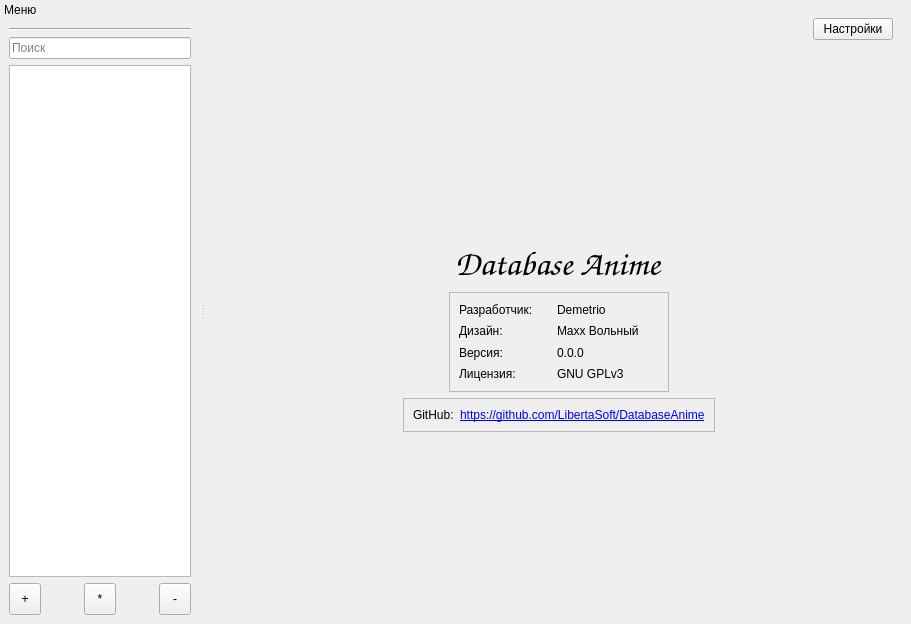
This is mainwindow.ui in LibertaSoft/DatabaseAnime as Qt 5 draws it before an edit. The edited form follows.
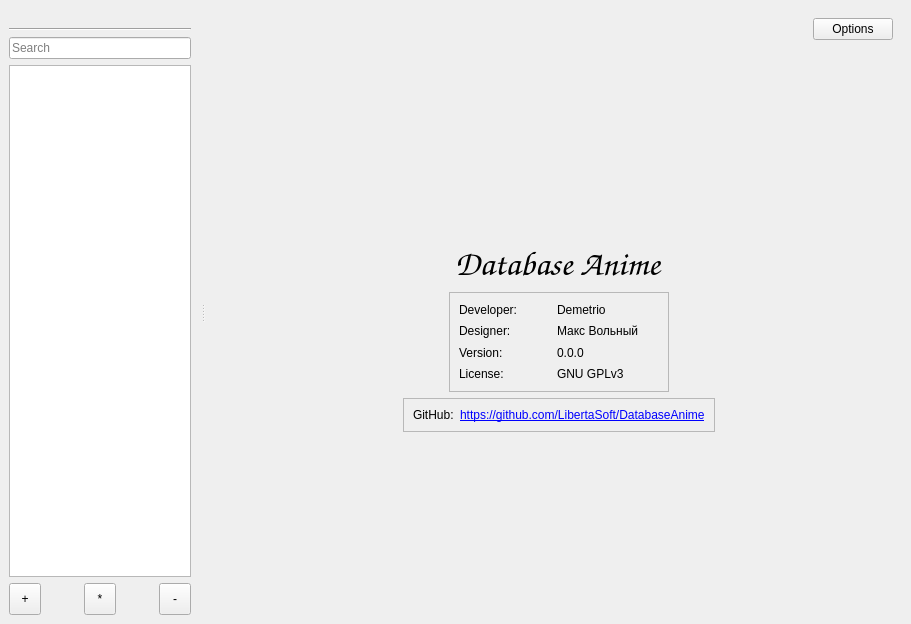
This is the edited form. Icons and pictures are not drawn.

Commit message: Тексты приложения переведены на английский язык по умолчанию

Diff of the .ui file:
```diff
--- a/mainwindow.ui
+++ b/mainwindow.ui
@@ -73,7 +73,7 @@
              </size>
             </property>
             <property name="text">
-             <string comment="Настройки приложения" extracomment="Options">Настройки</string>
+             <string>Options</string>
             </property>
             <property name="icon">
              <iconset resource="resource.qrc">
@@ -211,7 +211,7 @@
               </rect>
              </property>
              <property name="text">
-              <string extracomment="Label Title Coder">Разработчик:</string>
+              <string>Developer:</string>
              </property>
             </widget>
             <widget class="QLabel" name="Lbl_VCoder">
@@ -237,7 +237,7 @@
               </rect>
              </property>
              <property name="text">
-              <string extracomment="Label Title Design Author">Дизайн:</string>
+              <string>Designer:</string>
              </property>
             </widget>
             <widget class="QLabel" name="Lbl_VDesignAuthor">
@@ -250,7 +250,7 @@
               </rect>
              </property>
              <property name="text">
-              <string notr="true" extracomment="Label Value Design Author">Maxx Вольный</string>
+              <string notr="true" extracomment="Label Value Design Author">Макс Вольный</string>
              </property>
             </widget>
             <widget class="QLabel" name="Lbl_TVersion">
@@ -263,7 +263,7 @@
               </rect>
              </property>
              <property name="text">
-              <string extracomment="Label Title Version">Версия:</string>
+              <string>Version:</string>
              </property>
             </widget>
             <widget class="QLabel" name="Lbl_VVersion">
@@ -289,7 +289,7 @@
               </rect>
              </property>
              <property name="text">
-              <string extracomment="Label Title License">Лицензия:</string>
+              <string>License:</string>
              </property>
             </widget>
             <widget class="QLabel" name="Lbl_VLicense">
@@ -773,7 +773,7 @@
     <set>Qt::LeftDockWidgetArea|Qt::RightDockWidgetArea</set>
    </property>
    <property name="windowTitle">
-    <string extracomment="Title Dock Panel Menu">Меню</string>
+    <string/>
    </property>
    <attribute name="dockWidgetArea">
     <number>1</number>
@@ -799,7 +799,7 @@
         <string/>
        </property>
        <property name="placeholderText">
-        <string extracomment="Placeholder for search line edit">Поиск</string>
+        <string>Search</string>
        </property>
        <property name="clearButtonEnabled">
         <bool>true</bool>
```
Left out of the diff: 12 changed lines with no effect on the pictures. The commit also changes 8 other files.
